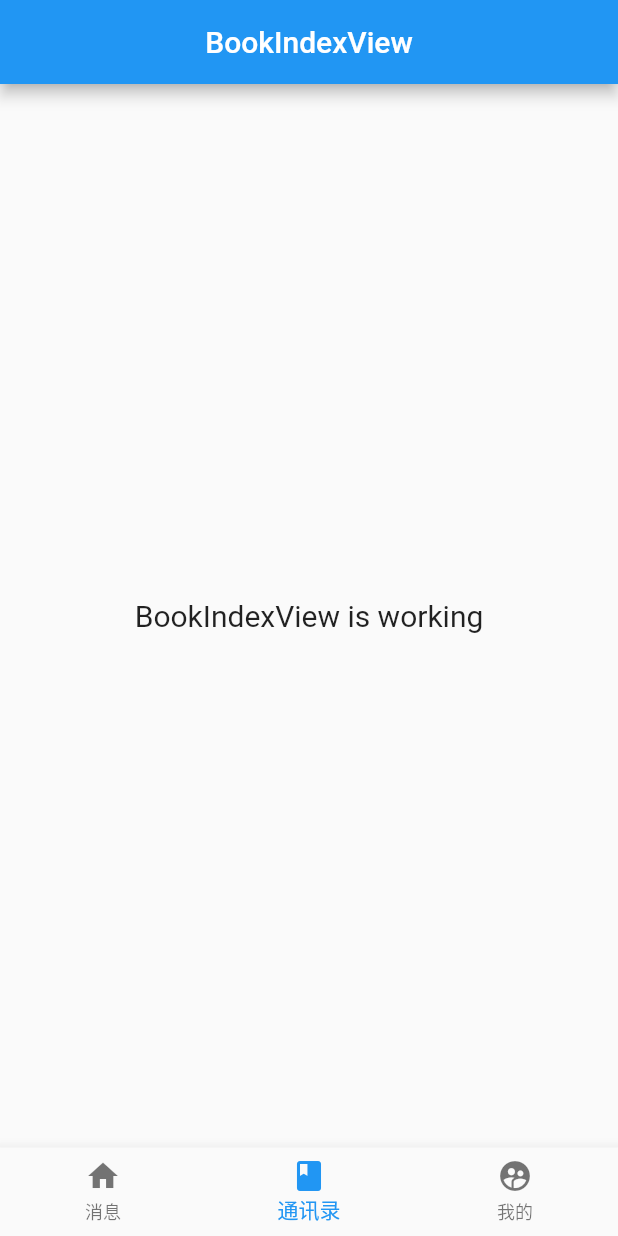
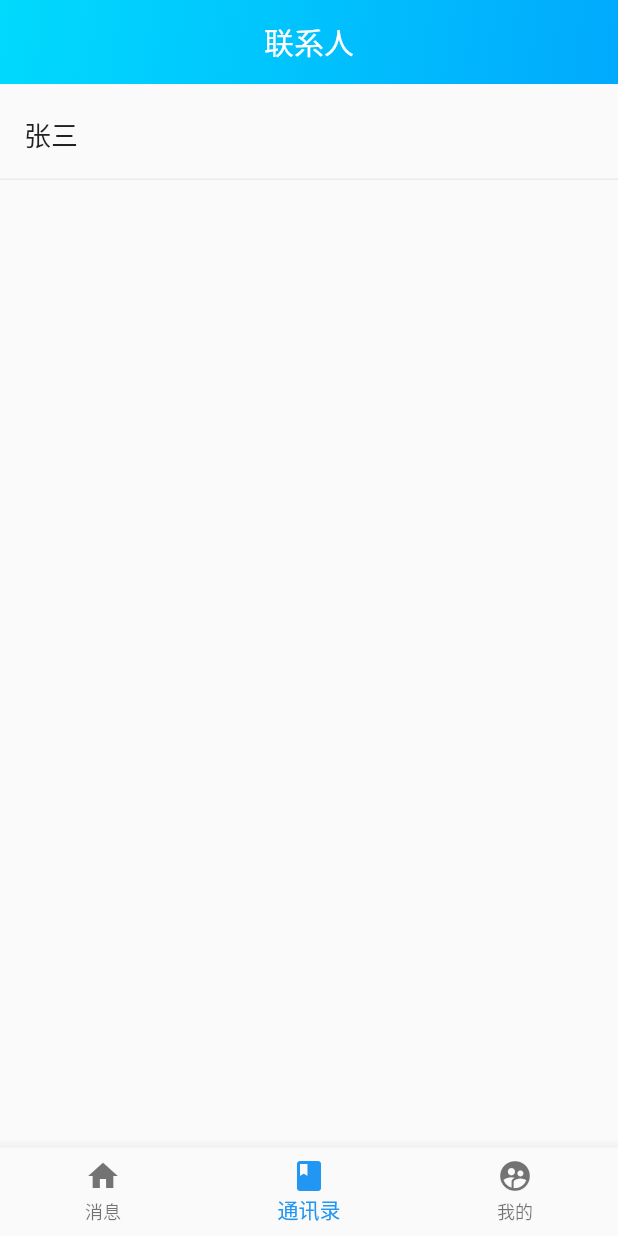
Before and after one commit to gongjianOnline/tenCentIM_flutter, a Flutter app: the screen it shows after launch, item 2 of the bottom bar chosen, on a phone screen of 412 x 824 dp. Run offline on Flutter 3.47's test engine with Material 2 defaults, Android fonts, the phone set to English and light mode, and no system bars; our stand-ins replace get; missing offline and left inert: kumi_popup_window.

Commit message:
添加好友完成

```diff
--- a/lib/app/modules/BOOK/book_index/views/book_index_view.dart
+++ b/lib/app/modules/BOOK/book_index/views/book_index_view.dart
@@ -10,15 +10,44 @@ class BookIndexView extends GetView<BookIndexController> {
   Widget build(BuildContext context) {
     return Scaffold(
       appBar: AppBar(
-        title: const Text('BookIndexView'),
+        elevation:0,
+        title:const Text("联系人"),
         centerTitle: true,
+        flexibleSpace: Container(
+          decoration: const BoxDecoration(
+            gradient: LinearGradient(colors: [
+              Color.fromRGBO(0, 218, 253, 1),
+              Color.fromRGBO(1, 169, 253, 1),
+            ], begin: Alignment.topLeft, end: Alignment.bottomRight),
+          ),
+        ),
       ),
-      body: const Center(
-        child: Text(
-          'BookIndexView is working',
-          style: TextStyle(fontSize: 20),
+      body:Container(
+        child: ListView(
+          padding: EdgeInsets.only(top: 20),
+          children: [
+            contactsItemComponent()
+          ],
         ),
       ),
     );
   }
+
+  contactsItemComponent(){
+    return Container(
+      padding: const EdgeInsets.only(left: 16,right: 16,bottom: 16),
+      decoration:BoxDecoration(
+        border: Border(
+          bottom: BorderSide(width: 1, color: Color.fromARGB(255, 235, 234, 234)), // 设置下边框
+        ),
+      ),
+      child:const Text(
+        "张三",
+        style:TextStyle(
+          fontSize: 18,
+          fontWeight: FontWeight.w400
+        )
+      ),
+    );
+  }
 }
--- a/lib/app/routes/app_routes.dart
+++ b/lib/app/routes/app_routes.dart
@@ -5,10 +5,12 @@ abstract class Routes {
   Routes._();
   static const HOME = _Paths.HOME;
   static const IM_TALK = _Paths.IM_TALK;
+  static const IM_ADD_USER = _Paths.IM_ADD_USER;
 }
 
 abstract class _Paths {
   _Paths._();
   static const HOME = '/home';
   static const IM_TALK = '/im-talk';
+  static const IM_ADD_USER = '/im-add-user';
 }
--- a/lib/main.dart
+++ b/lib/main.dart
@@ -1,4 +1,5 @@
 import 'package:flutter/material.dart';
+import 'package:flutter/services.dart';
 
 import 'package:get/get.dart';
 
```
Also changed, not shown: lib/app/modules/IM/im_addUser/bindings/im_add_user_binding.dart (added, +12 -0 lines), lib/app/modules/IM/im_addUser/controllers/im_add_user_controller.dart (added, +22 -0 lines), lib/app/modules/IM/im_addUser/views/im_add_user_view.dart (added, +127 -0 lines), lib/app/modules/IM/im_index/views/im_index_view.dart (+1 -35 lines), lib/app/routes/app_pages.dart (+9 -2 lines).
